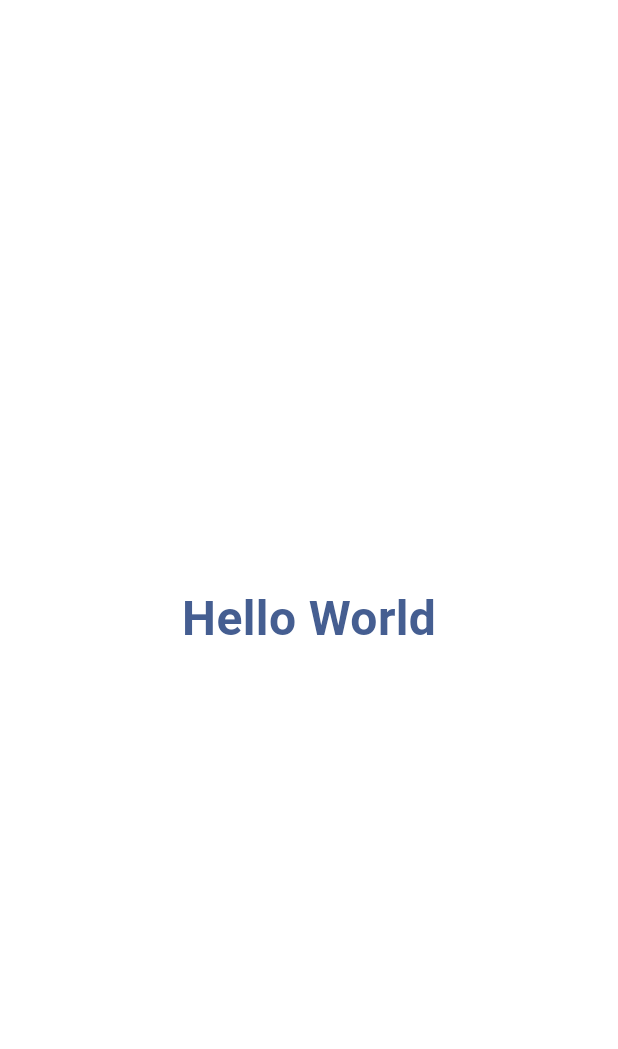
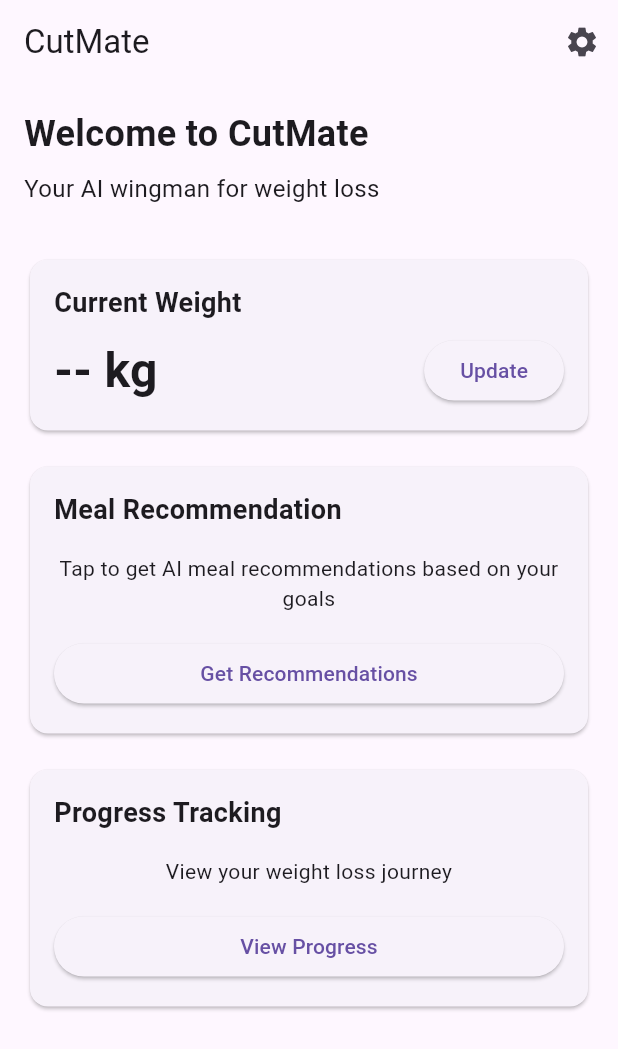
Before and after one commit to MootSeeker/CutMate, a Flutter app: the screen it shows after launch, on a phone screen of 412 x 824 dp. Shown: the top 1049 px of the screen. Run offline on Flutter 3.47's test engine with Material 3 defaults, Android fonts, the phone set to English and light mode, and no system bars.

Commit message:
Create initial project structure and basic screens

```diff
--- a/lib/main.dart
+++ b/lib/main.dart
@@ -1,4 +1,6 @@
 import 'package:flutter/material.dart';
+import 'package:cutmate/screens/home_screen.dart';
+import 'package:cutmate/theme/app_theme.dart';
 
 void main() {
   runApp(const CutMateApp());
@@ -12,36 +14,12 @@ class CutMateApp extends StatelessWidget {
     return MaterialApp(
       title: 'CutMate',
       debugShowCheckedModeBanner: false,
-      theme: ThemeData(
-        primarySwatch: Colors.blue,
-        colorScheme: ColorScheme.fromSeed(
-          seedColor: const Color(0xFF2F80FF), // Primary accent from branding
-          brightness: Brightness.light,
-        ),
-        useMaterial3: true,
-      ),
+      theme: AppTheme.lightTheme(),
+      darkTheme: AppTheme.darkTheme(),
+      themeMode: ThemeMode.system, // Respect system theme
       home: const HomeScreen(),
     );
   }
 }
 
-class HomeScreen extends StatelessWidget {
-  const HomeScreen({super.key});
-
-  @override
-  Widget build(BuildContext context) {
-    return Scaffold(
-      backgroundColor: Colors.white,
-      body: Center(
-        child: Text(
-          'Hello World',
-          style: TextStyle(
-            fontSize: 32,
-            fontWeight: FontWeight.bold,
-            color: Theme.of(context).colorScheme.primary,
-          ),
-        ),
-      ),
-    );
-  }
-}
+// HomeScreen class moved to lib/screens/home_screen.dart
--- /dev/null
+++ b/lib/screens/home_screen.dart
@@ -0,0 +1,182 @@
+import 'package:flutter/material.dart';
+
+class HomeScreen extends StatelessWidget {
+  const HomeScreen({super.key});
+
+  @override
+  Widget build(BuildContext context) {
+    return Scaffold(
+      appBar: AppBar(
+        title: const Text('CutMate'),
+        actions: [
+          IconButton(
+            icon: const Icon(Icons.settings),
+            onPressed: () {
+              // Navigate to settings screen
+            },
+          ),
+        ],
+      ),
+      body: SafeArea(
+        child: Padding(
+          padding: const EdgeInsets.all(16.0),
+          child: Column(
+            crossAxisAlignment: CrossAxisAlignment.start,
+            children: [
+              const Text(
+                'Welcome to CutMate',
+                style: TextStyle(
+                  fontSize: 24,
+                  fontWeight: FontWeight.bold,
+                ),
+              ),
+              const SizedBox(height: 8),
+              const Text(
+                'Your AI wingman for weight loss',
+                style: TextStyle(fontSize: 16),
+              ),
+              const SizedBox(height: 32),
+
+              // Weight tracking card
+              Card(
+                child: Padding(
+                  padding: const EdgeInsets.all(16.0),
+                  child: Column(
+                    crossAxisAlignment: CrossAxisAlignment.start,
+                    children: [
+                      const Text(
+                        'Current Weight',
+                        style: TextStyle(
+                          fontSize: 18,
+                          fontWeight: FontWeight.bold,
+                        ),
+                      ),
+                      const SizedBox(height: 8),
+                      Row(
+                        mainAxisAlignment: MainAxisAlignment.spaceBetween,
+                        children: [
+                          const Text(
+                            '-- kg',
+                            style: TextStyle(
+                              fontSize: 32,
+                              fontWeight: FontWeight.bold,
+                            ),
+                          ),
+                          ElevatedButton(
+                            onPressed: () {
+                              // Navigate to weight entry screen
+                            },
+                            child: const Text('Update'),
+                          ),
+                        ],
+                      ),
+                    ],
+                  ),
+                ),
+              ),
+
+              const SizedBox(height: 16),
+
+              // Meal recommendation card
+              Card(
+                child: Padding(
+                  padding: const EdgeInsets.all(16.0),
+                  child: Column(
+                    crossAxisAlignment: CrossAxisAlignment.start,
+                    children: [
+                      const Text(
+                        'Meal Recommendation',
+                        style: TextStyle(
+                          fontSize: 18,
+                          fontWeight: FontWeight.bold,
+                        ),
+                      ),
+                      const SizedBox(height: 16),
+                      const Center(
+                        child: Text(
+                          'Tap to get AI meal recommendations based on your goals',
+                          textAlign: TextAlign.center,
+                        ),
+                      ),
+                      const SizedBox(height: 16),
+                      SizedBox(
+                        width: double.infinity,
+                        child: ElevatedButton(
+                          onPressed: () {
+                            // Navigate to meal recommendation screen
+                          },
+                          child: const Text('Get Recommendations'),
+                        ),
+                      ),
+                    ],
+                  ),
+                ),
+              ),
+
+              const SizedBox(height: 16),
+
+              // Progress tracking card
+              Card(
+                child: Padding(
+                  padding: const EdgeInsets.all(16.0),
+                  child: Column(
+                    crossAxisAlignment: CrossAxisAlignment.start,
+                    children: [
+                      const Text(
+                        'Progress Tracking',
+                        style: TextStyle(
+                          fontSize: 18,
+                          fontWeight: FontWeight.bold,
+                        ),
+                      ),
+                      const SizedBox(height: 16),
+                      const Center(
+                        child: Text(
+                          'View your weight loss journey',
+                          textAlign: TextAlign.center,
+                        ),
+                      ),
+                      const SizedBox(height: 16),
+                      SizedBox(
+                        width: double.infinity,
+                        child: ElevatedButton(
+                          onPressed: () {
+                            // Navigate to progress screen
+                          },
+                          child: const Text('View Progress'),
+                        ),
+                      ),
+                    ],
+                  ),
+                ),
+              ),
+            ],
+          ),
+        ),
+      ),      bottomNavigationBar: BottomNavigationBar(
+        currentIndex: 0,
+        items: const [
+          BottomNavigationBarItem(
+            icon: Icon(Icons.home),
+            label: 'Home',
+          ),
+          BottomNavigationBarItem(
+            icon: Icon(Icons.restaurant_menu),
+            label: 'Meals',
+          ),
+          BottomNavigationBarItem(
+            icon: Icon(Icons.show_chart),
+            label: 'Progress',
+          ),
+          BottomNavigationBarItem(
+            icon: Icon(Icons.person),
+            label: 'Profile',
+          ),
+        ],
+        onTap: (index) {
+          // Handle navigation
+        },
+      ),
+    );
+  }
+}
```
Also changed, not shown: pubspec.yaml (+38 -0 lines), lib/models/user.dart (added), lib/models/weight_entry.dart (added), lib/theme/app_theme.dart (added), pubspec.lock, 1 other file.
